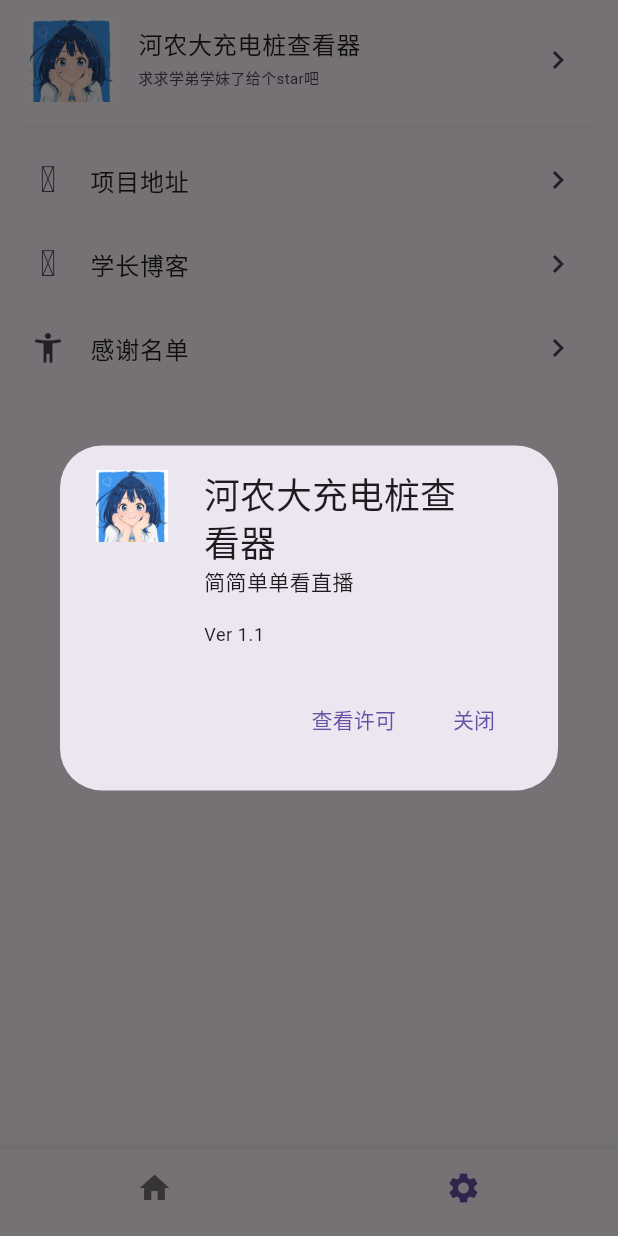
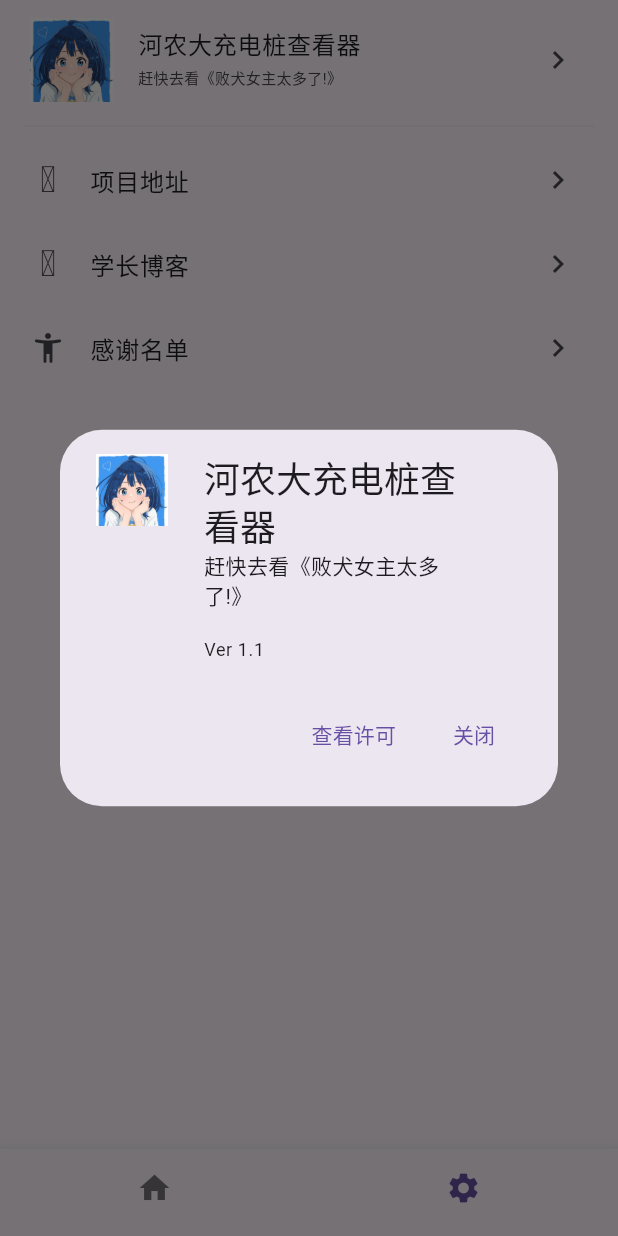
Before and after one commit to AprDeci/HNDchargestation, a Flutter app: the screen it shows after launch, item 2 of the bottom bar chosen, after a tap on "河农大充电桩查看器", on a phone screen of 412 x 824 dp. Run offline on Flutter 3.47's test engine with Material 3 defaults, Android fonts, the phone set to English and light mode, and no system bars; our stand-ins replace dio, flutter_smart_dialog, get, hive, simple_icons, skeletonizer; accounts and stored records are empty; network calls fail.

Commit message:
引入hive,添加请求失败重试

```diff
--- a/lib/controller/Homelistcontroller.dart
+++ b/lib/controller/Homelistcontroller.dart
@@ -1,3 +1,6 @@
+
+import 'dart:math';
+
 import 'package:chargestation/app/areas.dart';
 import 'package:get/get.dart';
 
@@ -32,31 +35,74 @@ class HomeListController extends GetxController{
 
   HomeListController(this.area);
 
+  // Future<void> getAllstatus() async {
+  //
+  //   allstates.clear();
+  //
+  //   hasloaded.value = false;
+  //
+  //   List<Future> futures = area.ids.entries.map((id) async {
+  //     try {
+  //       var response = await httpclient.getStationInfo({
+  //         "code": id.value,
+  //         "parentCode": null,
+  //         "timestamp": (DateTime.now().toUtc().millisecondsSinceEpoch ~/ 1000).toString()
+  //       }, headers, "lanting");
+  //       allstates[id.key] = response;
+  //     } catch (e) {
+  //       print("Getallstates-Error-${e}");
+  //     }
+  //   }).toList();
+  //
+  //   await Future.wait(futures);
+  //
+  //   hasloaded.value=true;
+  //
+  //   print("加载完毕:--------------------------${allstates.toString()}");
+  //
+  // }
+
   Future<void> getAllstatus() async {
-
     allstates.clear();
-
     hasloaded.value = false;
 
-    List<Future> futures = area.ids.entries.map((id) async {
-      try {
-        var response = await httpclient.getStationInfo({
-          "code": id.value,
-          "parentCode": null,
-          "timestamp": (DateTime.now().toUtc().millisecondsSinceEpoch ~/ 1000).toString()
-        }, headers, "lanting");
-        allstates[id.key] = response;
-      } catch (e) {
-        print("Getallstates-Error-${e}");
+    final random = Random();
+    const maxRetries = 3;
+
+    List<Future<void>> futures = area.ids.entries.map((entry) async {
+      final idKey = entry.key;
+      final idValue = entry.value;
+      int attempt = 0;
+      bool success = false;
+
+      while (attempt < maxRetries && !success) {
+        attempt++;
+        try {
+          final response = await httpclient.getStationInfo({
+            "code": idValue,
+            "parentCode": null,
+            "timestamp": (DateTime.now().toUtc().millisecondsSinceEpoch ~/ 1000).toString()
+          }, headers).timeout(Duration(seconds: 5));
+
+          allstates[idKey] = response;
+          success = true;
+        } catch (e) {
+          if (attempt == maxRetries) {
+            print("⚠️ 关键错误: ID $idKey 最终失败 - ${e.toString()}");
+            // 可以在这里记录最终失败状态
+          } else {
+            var backoffTime = (pow(2, attempt) * 1000 + random.nextInt(500)).toInt();
+            await Future.delayed(Duration(milliseconds: backoffTime));
+          }
+        }
       }
     }).toList();
 
+    // 使用等待所有请求完成（无论成功失败）
     await Future.wait(futures);
 
-    hasloaded.value=true;
-
-    print("加载完毕:--------------------------${allstates.toString()}");
-
+    hasloaded.value = true;
+    print("✅ 加载完成，成功获取 ${allstates.length}/${area.ids.length} 个状态");
   }
 
   @override
--- a/lib/main.dart
+++ b/lib/main.dart
@@ -6,8 +6,16 @@ import 'package:flutter/material.dart';
 import 'package:flutter_localizations/flutter_localizations.dart';
 import 'package:flutter_smart_dialog/flutter_smart_dialog.dart';
 import 'package:get/get.dart';
+import 'package:hive/hive.dart';
+import 'package:path_provider/path_provider.dart';
 
 void main() async{
+
+  WidgetsFlutterBinding.ensureInitialized();
+  final dir = await getApplicationDocumentsDirectory();
+  Hive.defaultDirectory = dir.path;
+
+
   runApp(GetMaterialApp(
       home: navigatorpage(),
       defaultTransition: Transition.fade,
--- a/lib/page/SettingsPage.dart
+++ b/lib/page/SettingsPage.dart
@@ -27,7 +27,7 @@ class SettingsPage extends StatelessWidget {
               width: 56,
               height: 56,),
             title: Text('河农大充电桩查看器',style: TextStyle(height: 1.0,fontSize: 16)),
-            subtitle: Text('求求学弟学妹了给个star吧',style: TextStyle(height: 1.0,fontSize: 10),),
+            subtitle: Text('赶快去看《败犬女主太多了!》',style: TextStyle(height: 1.0,fontSize: 10),),
             trailing: Icon(Icons.keyboard_arrow_right),
             onTap: (){
               Get.dialog(AboutDialog(
@@ -37,9 +37,11 @@ class SettingsPage extends StatelessWidget {
                   height: 48,
                 ),
                 applicationName: "河农大充电桩查看器",
-                applicationVersion: "简简单单看直播",
+                applicationVersion: "赶快去看《败犬女主太多了!》",
                 applicationLegalese: "Ver 1.1",
               ));
+
+
             },
           ),
           Divider(
--- a/lib/request/HttpClient.dart
+++ b/lib/request/HttpClient.dart
@@ -44,9 +44,8 @@ class Httpclient {
 
 
 
-  getStationInfo(Map data, Map<String,String> headers,String zone) async{
+  getStationInfo(Map data, Map<String,String> headers) async{
     try {
-      if(zone == "lanting") {
         Response response = await _dio.post(
             '/equi/afterProtocol/getLineInfo',
             data: data,
@@ -57,21 +56,6 @@ class Httpclient {
         } else {
           return "lose";
         }
-      }
-      else if(zone == "xxx"){
-        if(zone == "lanting") {
-          Response response = await _dio.post(
-              '/equi/afterProtocol/getLineInfo',
-              data: data,
-              options: Options(
-                  headers: headers, followRedirects: false));
-          if (response.statusCode == 200) {
-            return response.data;
-          } else {
-            return "lose";
-          }
-      }
-    }
     }catch(e){
       print("异常:${e}");
     }
--- a/pubspec.yaml
+++ b/pubspec.yaml
@@ -36,7 +36,7 @@ dependencies:
   flutter_smart_dialog: ^4.9.8+5
   skeletonizer: ^1.4.3
   simple_icons: ^10.1.3
-  hive: ^4.0.0
+  hive: ^4.0.0-dev.2
   isar_flutter_libs: ^4.0.0-dev.13
   path_provider: ^2.1.0
 
```
Also changed, not shown: pubspec.lock, 2 other files.
